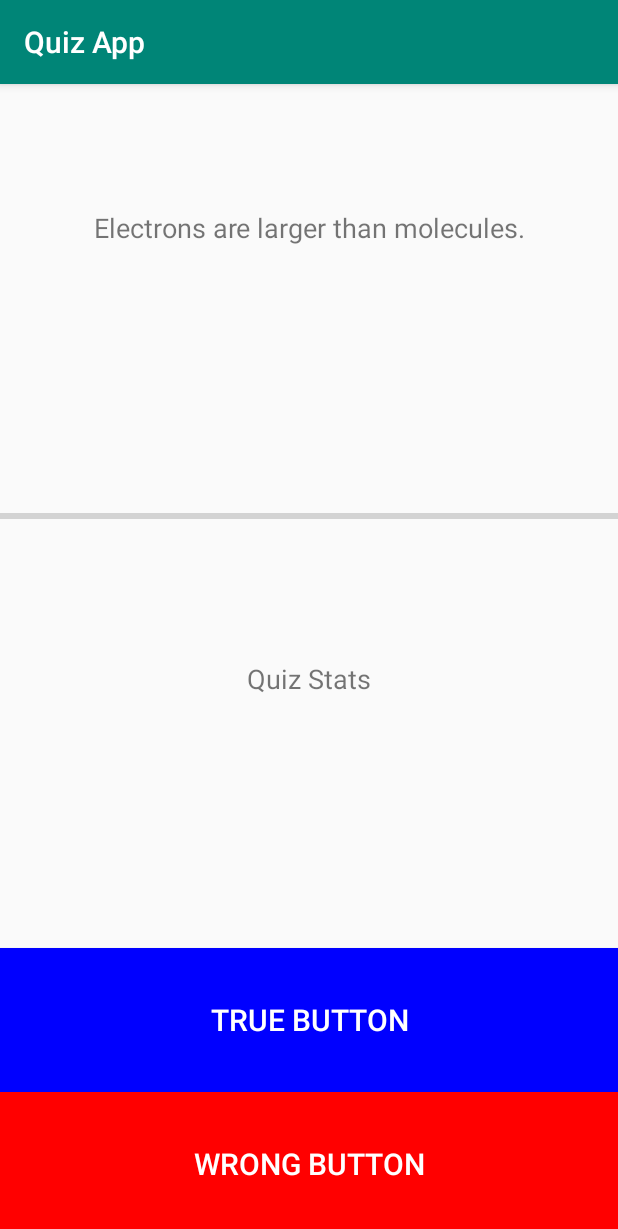
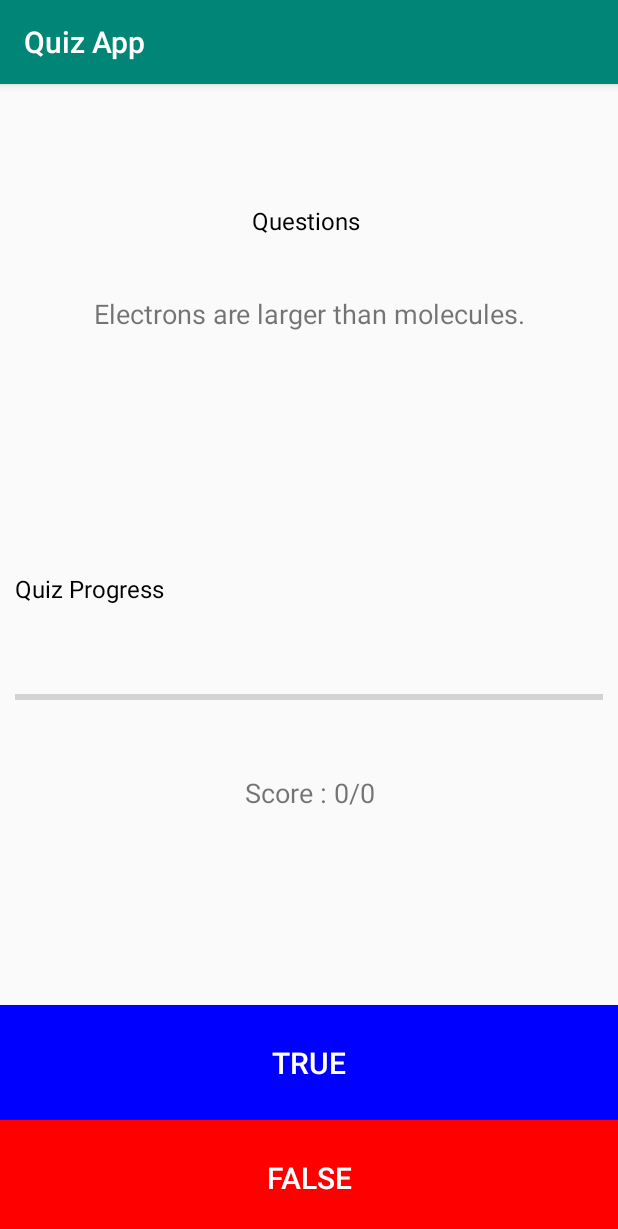
Before and after one commit to adarshjha-17/AndroidTuts, an Android app: the screen it shows after launch (MainActivity), on a phone screen of 412 x 824 dp. Shown: the top 1229 px of the screen. Run offline under Robolectric (Android 15) with nearby library versions, the light colour scheme and no system bars.

Commit message:
stop app landscape mode and added alertdialog when quiz finish

```diff
--- a/QuizApp/app/src/main/AndroidManifest.xml
+++ b/QuizApp/app/src/main/AndroidManifest.xml
@@ -9,7 +9,8 @@
         android:roundIcon="@mipmap/ic_launcher_round"
         android:supportsRtl="true"
         android:theme="@style/AppTheme">
-        <activity android:name=".MainActivity">
+        <activity android:name=".MainActivity"
+            android:screenOrientation="portrait">
             <intent-filter>
                 <action android:name="android.intent.action.MAIN" />
 
--- a/QuizApp/app/src/main/res/layout/activity_main.xml
+++ b/QuizApp/app/src/main/res/layout/activity_main.xml
@@ -8,37 +8,58 @@
     tools:context=".MainActivity">
 
     <TextView
+        android:id="@+id/textView2"
+        android:layout_width="match_parent"
+        android:layout_height="0dp"
+        android:layout_weight="2"
+        android:gravity="bottom|center_horizontal"
+        android:text="Questions "
+        android:textColor="#000"
+        android:textSize="16sp" />
+
+    <TextView
         android:id="@+id/questionTextView"
         android:layout_width="match_parent"
         android:layout_height="0dp"
         android:layout_weight="2"
         android:gravity="center"
-        android:text="Questions"
         android:textSize="18sp" />
+
+    <TextView
+        android:id="@+id/textView"
+        android:layout_width="match_parent"
+        android:layout_height="0dp"
+        android:layout_weight="3"
+        android:gravity="bottom"
+        android:padding="10dp"
+        android:text="Quiz Progress"
+        android:textColor="#000"
+        android:textSize="16sp" />
 
     <ProgressBar
         android:id="@+id/quizPB"
         style="?android:attr/progressBarStyleHorizontal"
         android:layout_width="match_parent"
         android:layout_height="0dp"
-        android:layout_weight="2" />
+        android:layout_weight="2"
+        android:padding="10dp" />
 
     <TextView
         android:id="@+id/quizStatsTextView"
         android:layout_width="match_parent"
         android:layout_height="0dp"
-        android:layout_weight="2"
+        android:layout_weight="3"
         android:gravity="center_horizontal"
-        android:text="Quiz Stats"
+        android:text="Score : 0/0"
         android:textSize="18sp" />
 
     <Button
         android:id="@+id/trueBtn"
         android:layout_width="match_parent"
         android:layout_height="0dp"
-        android:layout_weight="1"
+        android:layout_weight="1.5"
         android:background="#0000ff"
-        android:text="True Button"
+        android:text="@string/true_btn"
         android:textColor="#fff"
         android:textSize="20sp" />
 
@@ -46,9 +67,9 @@
         android:id="@+id/wrongBtn"
         android:layout_width="match_parent"
         android:layout_height="0dp"
-        android:layout_weight="1"
+        android:layout_weight="1.5"
         android:background="#ff0000"
-        android:text="Wrong Button"
+        android:text="@string/false_btn"
         android:textColor="#fff"
         android:textSize="20sp" />
 
--- a/QuizApp/app/src/main/res/values/strings.xml
+++ b/QuizApp/app/src/main/res/values/strings.xml
@@ -1,6 +1,8 @@
 <resources>
     <string name="correct_answer_toast">Great !</string>
     <string name="wrong_answer_toast">Not Good !</string>
+    <string name="true_btn">True</string>
+    <string name="false_btn">False</string>
 
 
     <string name="app_name">Quiz App</string>
```
Also changed, not shown: QuizApp/app/src/main/java/com/example/quizapp/MainActivity.java (+22 -1 lines).
